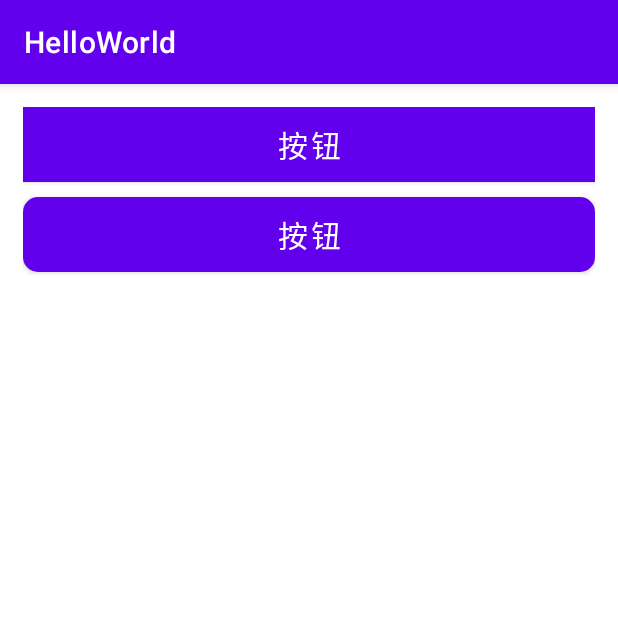
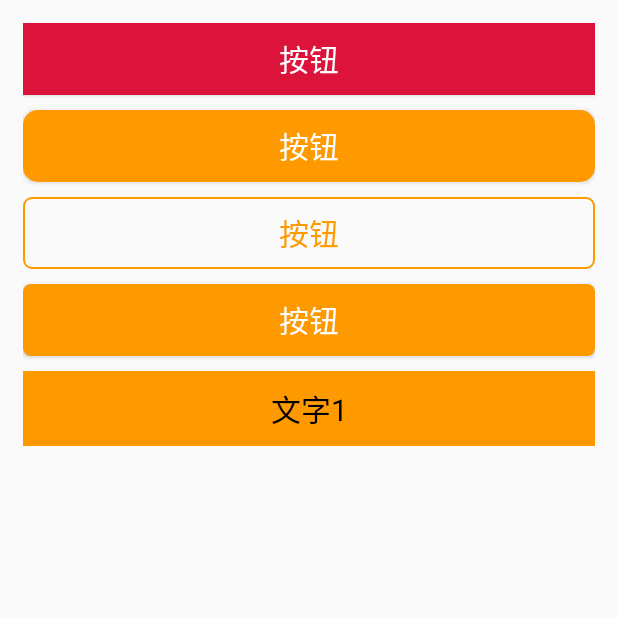
Before and after one commit to geeksfan/Android_Demo, an Android app: the ButtonActivity screen opened directly, with no data from a screen before it, on a phone screen of 412 x 824 dp, the top half of it. Run offline under Robolectric (Android 15) with nearby library versions, the phone set to English and light mode, and no system bars.

Commit message:
button 完结

```diff
--- a/app/src/main/java/com/smart4s/app/merchant/helloworld/ButtonActivity.java
+++ b/app/src/main/java/com/smart4s/app/merchant/helloworld/ButtonActivity.java
@@ -1,14 +1,40 @@
 package com.smart4s.app.merchant.helloworld;
 
 import android.os.Bundle;
+import android.view.View;
+import android.widget.Button;
+import android.widget.TextView;
+import android.widget.Toast;
 
 import androidx.appcompat.app.AppCompatActivity;
 
 public class ButtonActivity extends AppCompatActivity {
 
+    private Button mBtn3;
+    private TextView mTv1;
+
     @Override
     protected void onCreate(Bundle savedInstanceState) {
         super.onCreate(savedInstanceState);
         setContentView(R.layout.activity_button);
+        mBtn3 = this.<Button>findViewById(R.id.btn_3);
+        mBtn3.setOnClickListener(new View.OnClickListener() {
+            @Override
+            public void onClick(View view) {
+                Toast.makeText(ButtonActivity.this, "Btn3被点击了", Toast.LENGTH_SHORT).show();
+            }
+        });
+
+        mTv1= this.<TextView>findViewById(R.id.tv_1);
+        mTv1.setOnClickListener(new View.OnClickListener() {
+            @Override
+            public void onClick(View view) {
+                Toast.makeText(ButtonActivity.this, "tv1被点击了", Toast.LENGTH_SHORT).show();
+            }
+        });
+    }
+
+    public void showToast(View view){
+        Toast.makeText(this, "Btn4被点击了", Toast.LENGTH_SHORT).show();
     }
 }
--- /dev/null
+++ b/app/src/main/res/drawable/bg_btn3.xml
@@ -0,0 +1,8 @@
+<?xml version="1.0" encoding="utf-8"?>
+<shape xmlns:android="http://schemas.android.com/apk/res/android">
+    <stroke android:color="#ff9900"
+        android:width="1dp"
+        />
+
+    <corners android:radius="5dp"/>
+</shape>
--- /dev/null
+++ b/app/src/main/res/drawable/bg_btn4.xml
@@ -0,0 +1,16 @@
+<?xml version="1.0" encoding="utf-8"?>
+<selector xmlns:android="http://schemas.android.com/apk/res/android">
+    <item android:state_pressed="true">
+        <shape>
+            <solid android:color="#aa6600"/>
+            <corners android:radius="5dp"/>
+        </shape>
+    </item>
+
+    <item android:state_pressed="false">
+        <shape>
+            <solid android:color="#ff9900"/>
+            <corners android:radius="5dp"/>
+        </shape>
+    </item>
+</selector>
--- a/app/src/main/res/layout/activity_button.xml
+++ b/app/src/main/res/layout/activity_button.xml
@@ -8,11 +8,10 @@
         android:id="@+id/btn_1"
         android:layout_width="match_parent"
         android:layout_height="wrap_content"
+        android:background="#DC143C"
         android:text="@string/bt_test1"
         android:textColor="#fff"
-        android:textSize="20sp"
-        android:background="#DC143C"
-        />
+        android:textSize="20sp" />
 
     <Button
         android:id="@+id/btn_2"
@@ -26,4 +25,40 @@
         android:layout_marginTop="10dp"
         />
 
+    <Button
+        android:id="@+id/btn_3"
+        android:layout_width="match_parent"
+        android:layout_height="wrap_content"
+        android:text="@string/bt_test1"
+        android:textColor="#ff9900"
+        android:textSize="20sp"
+        android:background="@drawable/bg_btn3"
+        android:layout_below="@id/btn_2"
+        android:layout_marginTop="10dp"
+        />
+
+    <Button
+        android:id="@+id/btn_4"
+        android:layout_width="match_parent"
+        android:layout_height="wrap_content"
+        android:text="@string/bt_test1"
+        android:textColor="#fff"
+        android:textSize="20sp"
+        android:background="@drawable/bg_btn4"
+        android:layout_below="@id/btn_3"
+        android:layout_marginTop="10dp"
+        android:onClick="showToast"
+        />
+
+    <TextView
+        android:id="@+id/tv_1"
+        android:layout_width="match_parent"
+        android:layout_height="50dp"
+        android:text="文字1"
+        android:layout_below="@id/btn_4"
+        android:textSize="20sp"
+        android:textColor="#000"
+        android:gravity="center"
+        android:background="#ff9900"
+        android:layout_marginTop="10dp"/>
 </RelativeLayout>
--- a/app/src/main/res/values/themes.xml
+++ b/app/src/main/res/values/themes.xml
@@ -1,9 +1,10 @@
 <resources xmlns:tools="http://schemas.android.com/tools">
     <!-- Base application theme. -->
-    <style name="Theme.HelloWorld" parent="Theme.MaterialComponents.DayNight.DarkActionBar">
+    <style name="Theme.HelloWorld" parent="Theme.MaterialComponents.DayNight.NoActionBar.Bridge">
+        <!-- <style name="Theme.HelloWorld" parent="Theme.MaterialComponents.DayNight.DarkActionBar"> -->
         <!-- Primary brand color. -->
         <item name="colorPrimary">@color/purple_500</item>
-        <item name="colorPrimaryVariant">@color/purple_700</item>
+        <!--        <item name="colorPrimaryVariant">@color/purple_700</item>-->
         <item name="colorOnPrimary">@color/white</item>
         <!-- Secondary brand color. -->
         <item name="colorSecondary">@color/teal_200</item>
```
